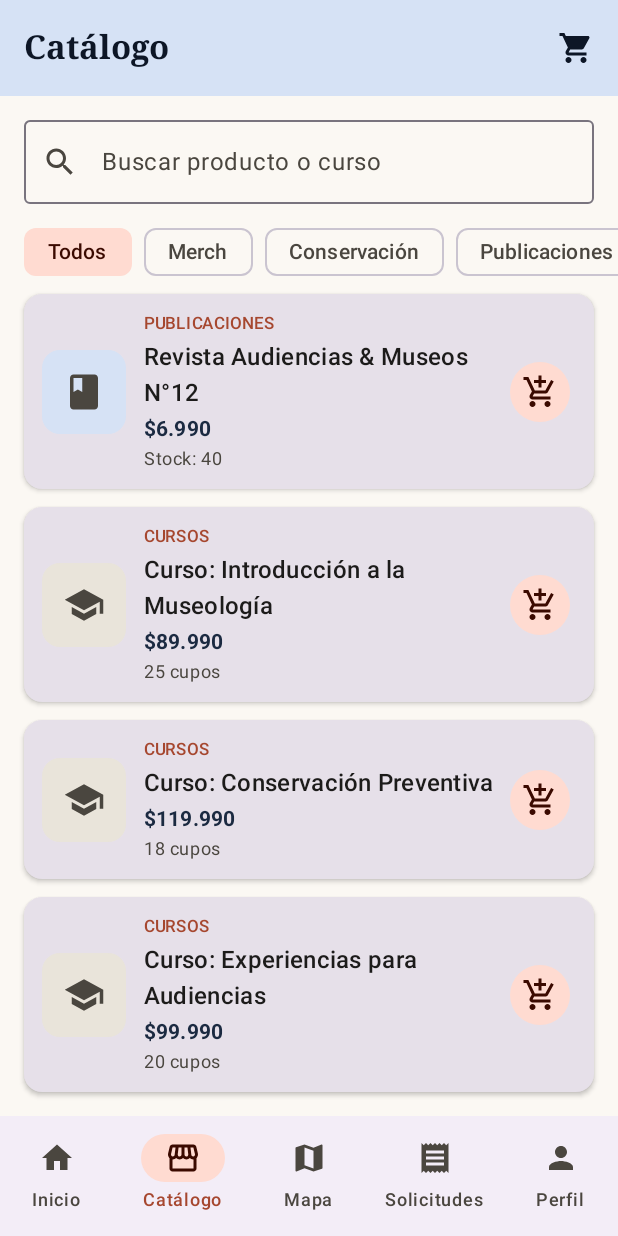
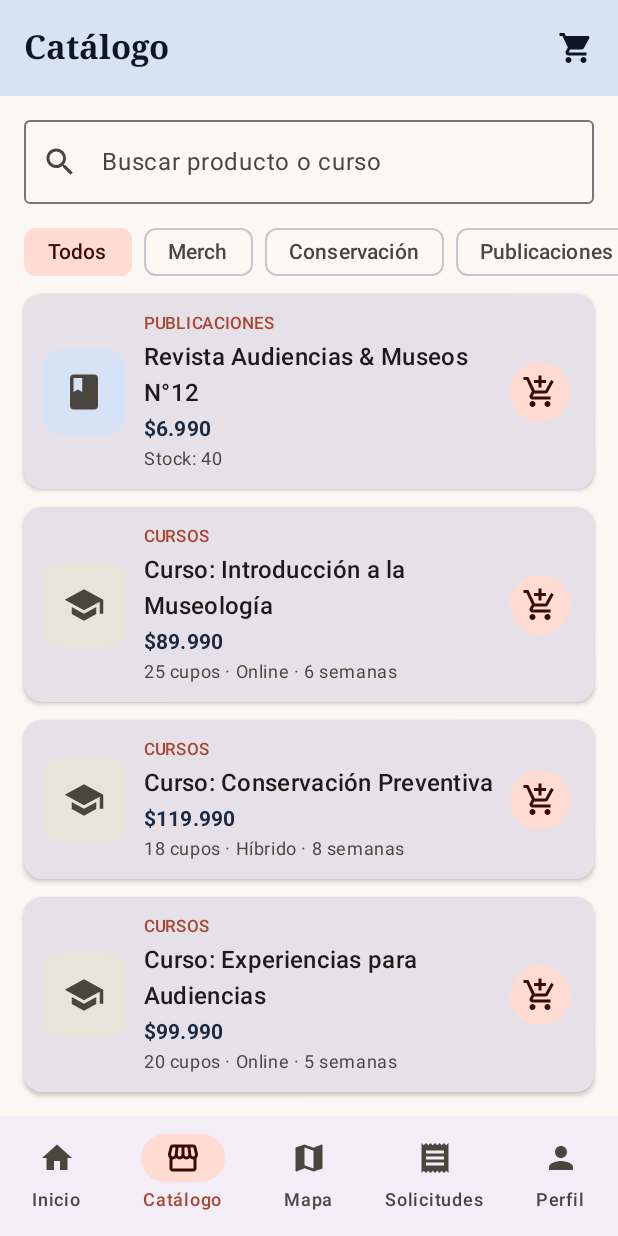
Before and after one commit to Sajnovich/AppMuseo, an Android app built with Jetpack Compose: the CatalogoScreen screen opened through its navigation route, scrolled down 1004 dp, on a phone screen of 412 x 824 dp. Run offline under Robolectric (Android 15) with nearby library versions, the phone set to English and light mode, and no system bars; our stand-ins replace Room's generated code, window size class.

Commit message:
Separé el catálogo en productos físicos y cursos usando herencia

```diff
--- a/app/src/main/java/com/example/appmuseo/model/Producto.kt
+++ b/app/src/main/java/com/example/appmuseo/model/Producto.kt
@@ -1,7 +1,16 @@
 package com.example.appmuseo.model
 
 // ─────────────────────────────────────────────────────────────────────────────
-// CATÁLOGO UNIFICADO: productos físicos y cursos viven en la misma estructura.
+// CATÁLOGO UNIFICADO con HERENCIA y POLIMORFISMO (Guía 4: POO)
+//
+//              Producto  (sealed class = clase base "cerrada")
+//              /       \
+//   ProductoFisico      Curso
+//   (se despacha)       (no se despacha, se inscribe)
+//
+// Cada tipo responde distinto a las mismas preguntas (limiteCompra, disponibilidad,
+// etiquetaAccion...). Así el resto de la app NO necesita preguntar "¿es un curso?"
+// con if: llama al método y cada objeto sabe qué hacer. Eso es polimorfismo.
 // ─────────────────────────────────────────────────────────────────────────────
 
 /**
@@ -16,23 +25,73 @@ enum class Categoria(val etiqueta: String) {
 }
 
 /**
- * Un producto o curso del catálogo.
- * "data class" = clase pensada para guardar datos (trae equals, toString y copy).
+ * Clase BASE de todo lo que se vende en la app.
+ * "sealed" = solo puede tener las subclases declaradas en este archivo, por eso un
+ * "when (producto)" sabe que las únicas opciones son ProductoFisico o Curso.
  */
-data class Producto(
-    val id: Int,
-    val nombre: String,
-    val descripcion: String,
-    val precio: Int,          // Pesos chilenos (CLP), por eso usamos Int y no Double
-    val categoria: Categoria,
-    val stock: Int,           // En los cursos representa los CUPOS disponibles
-    val pesoKg: Double,       // 0.0 en cursos, porque no se despachan
-    val codigoBarra: String,  // Código sintético que "lee" el escáner simulado
-    val destacado: Boolean = false
-) {
-    // Propiedad calculada: no se guarda, se obtiene a partir de la categoría
-    val requiereEnvio: Boolean
-        get() = categoria != Categoria.CURSO
+sealed class Producto {
+    // Propiedades comunes (cada subclase las entrega en su constructor)
+    abstract val id: Int
+    abstract val nombre: String
+    abstract val descripcion: String
+    abstract val precio: Int          // Pesos chilenos (CLP), por eso Int y no Double
+    abstract val categoria: Categoria
+    abstract val destacado: Boolean
+
+    // Comportamiento que cada subclase define a su manera (polimorfismo)
+    abstract val requiereEnvio: Boolean
+    abstract val pesoKg: Double
+
+    /** Máximo de unidades que se pueden agregar al carrito. */
+    abstract fun limiteCompra(): Int
+
+    /** Texto corto de disponibilidad para las tarjetas. */
+    abstract fun disponibilidad(): String
+
+    /** Texto del botón principal. "open" = tiene valor por defecto, pero se puede sobrescribir. */
+    open fun etiquetaAccion(): String = "Agregar al carrito"
+}
+
+/** Producto que se despacha: merch, materiales de conservación y publicaciones. */
+data class ProductoFisico(
+    override val id: Int,
+    override val nombre: String,
+    override val descripcion: String,
+    override val precio: Int,
+    override val categoria: Categoria,
+    val stock: Int,
+    override val pesoKg: Double,
+    val codigoBarra: String,          // Código sintético que "lee" el escáner simulado
+    override val destacado: Boolean = false
+) : Producto() {
+
+    init {
+        // Regla de negocio: un producto físico nunca puede ser de la categoría "Cursos"
+        require(categoria != Categoria.CURSO) { "Un producto físico no puede ser un curso" }
+    }
+
+    override val requiereEnvio: Boolean = true
+    override fun limiteCompra(): Int = stock
+    override fun disponibilidad(): String = if (stock > 0) "Stock: $stock" else "Agotado"
+}
+
+/** Curso o programa formativo: no tiene peso ni se despacha. */
+data class Curso(
+    override val id: Int,
+    override val nombre: String,
+    override val descripcion: String,
+    override val precio: Int,
+    val cupos: Int,
+    val modalidad: String,            // Online, Híbrido, Presencial
+    val semanas: Int,
+    override val destacado: Boolean = false
+) : Producto() {
+    override val categoria: Categoria = Categoria.CURSO
+    override val requiereEnvio: Boolean = false
+    override val pesoKg: Double = 0.0
+    override fun limiteCompra(): Int = 1                 // una inscripción por persona
+    override fun disponibilidad(): String = "$cupos cupos · $modalidad · $semanas semanas"
+    override fun etiquetaAccion(): String = "Inscribirme"
 }
 
 /** Una línea del carrito: qué producto y cuántas unidades. */
--- a/app/src/main/java/com/example/appmuseo/repository/CatalogoRepository.kt
+++ b/app/src/main/java/com/example/appmuseo/repository/CatalogoRepository.kt
@@ -1,7 +1,9 @@
 package com.example.appmuseo.repository
 
 import com.example.appmuseo.model.Categoria
+import com.example.appmuseo.model.Curso
 import com.example.appmuseo.model.Producto
+import com.example.appmuseo.model.ProductoFisico
 
 /**
  * "Backend simulado" del catálogo: los datos están escritos en el mismo código.
@@ -12,45 +14,49 @@ import com.example.appmuseo.model.Producto
  */
 class CatalogoRepository {
 
-    private val catalogo = listOf(
+    // listOf<Producto>: la lista guarda objetos de las DOS subclases (herencia)
+    private val catalogo: List<Producto> = listOf(
         // ── Merch ──
-        Producto(1, "Taza Museo de los Museos", "Taza de cerámica de 350 ml con el isotipo del museo.",
+        ProductoFisico(1, "Taza Museo de los Museos", "Taza de cerámica de 350 ml con el isotipo del museo.",
             8_990, Categoria.MERCH, stock = 25, pesoKg = 0.4, codigoBarra = "MDM-001", destacado = true),
-        Producto(2, "Polera algodón orgánico", "Polera unisex con ilustración de columnas clásicas.",
+        ProductoFisico(2, "Polera algodón orgánico", "Polera unisex con ilustración de columnas clásicas.",
             14_990, Categoria.MERCH, stock = 15, pesoKg = 0.3, codigoBarra = "MDM-002"),
-        Producto(3, "Tote bag ilustrada", "Bolso de tela reutilizable con mapa de museos de Iberoamérica.",
+        ProductoFisico(3, "Tote bag ilustrada", "Bolso de tela reutilizable con mapa de museos de Iberoamérica.",
             7_990, Categoria.MERCH, stock = 30, pesoKg = 0.2, codigoBarra = "MDM-003"),
 
         // ── Materiales de conservación ──
-        Producto(4, "Guantes de nitrilo (caja 100)", "Para manipulación segura de piezas y documentos.",
+        ProductoFisico(4, "Guantes de nitrilo (caja 100)", "Para manipulación segura de piezas y documentos.",
             12_990, Categoria.CONSERVACION, stock = 20, pesoKg = 0.6, codigoBarra = "MDM-004"),
-        Producto(5, "Papel libre de ácido (50 hojas)", "Papel de pH neutro para guarda de obra sobre papel.",
+        ProductoFisico(5, "Papel libre de ácido (50 hojas)", "Papel de pH neutro para guarda de obra sobre papel.",
             18_990, Categoria.CONSERVACION, stock = 12, pesoKg = 2.5, codigoBarra = "MDM-005", destacado = true),
-        Producto(6, "Caja de conservación archivística", "Caja de cartón libre de ácido para fotografías y documentos.",
+        ProductoFisico(6, "Caja de conservación archivística", "Caja de cartón libre de ácido para fotografías y documentos.",
             24_990, Categoria.CONSERVACION, stock = 8, pesoKg = 1.8, codigoBarra = "MDM-006"),
 
         // ── Publicaciones ──
-        Producto(7, "Manual de Museología Contemporánea", "Libro de referencia sobre gestión y políticas de museos.",
+        ProductoFisico(7, "Manual de Museología Contemporánea", "Libro de referencia sobre gestión y políticas de museos.",
             22_990, Categoria.PUBLICACION, stock = 10, pesoKg = 0.9, codigoBarra = "MDM-007", destacado = true),
-        Producto(8, "Guía de Mediación Cultural", "Estrategias prácticas para trabajar con distintas audiencias.",
+        ProductoFisico(8, "Guía de Mediación Cultural", "Estrategias prácticas para trabajar con distintas audiencias.",
             15_990, Categoria.PUBLICACION, stock = 14, pesoKg = 0.5, codigoBarra = "MDM-008"),
-        Producto(9, "Revista Audiencias & Museos N°12", "Investigación aplicada sobre públicos en Iberoamérica.",
+        ProductoFisico(9, "Revista Audiencias & Museos N°12", "Investigación aplicada sobre públicos en Iberoamérica.",
             6_990, Categoria.PUBLICACION, stock = 40, pesoKg = 0.3, codigoBarra = "MDM-009"),
 
-        // ── Cursos (stock = cupos, sin peso porque no se despachan) ──
-        Producto(10, "Curso: Introducción a la Museología", "Online · 6 semanas · Certificado digital.",
-            89_990, Categoria.CURSO, stock = 25, pesoKg = 0.0, codigoBarra = "MDM-010", destacado = true),
-        Producto(11, "Curso: Conservación Preventiva", "Híbrido · 8 semanas · Incluye kit de práctica.",
-            119_990, Categoria.CURSO, stock = 18, pesoKg = 0.0, codigoBarra = "MDM-011"),
-        Producto(12, "Curso: Experiencias para Audiencias", "Online · 5 semanas · Diseño de visitas y mediación.",
-            99_990, Categoria.CURSO, stock = 20, pesoKg = 0.0, codigoBarra = "MDM-012")
+        // ── Cursos (subclase Curso: tienen cupos, modalidad y duración; no tienen peso) ──
+        Curso(10, "Curso: Introducción a la Museología", "Fundamentos de la museología contemporánea. Certificado digital.",
+            89_990, cupos = 25, modalidad = "Online", semanas = 6, destacado = true),
+        Curso(11, "Curso: Conservación Preventiva", "Cuidado de colecciones. Incluye kit de práctica.",
+            119_990, cupos = 18, modalidad = "Híbrido", semanas = 8),
+        Curso(12, "Curso: Experiencias para Audiencias", "Diseño de visitas y mediación para distintos públicos.",
+            99_990, cupos = 20, modalidad = "Online", semanas = 5)
     )
 
     fun obtenerCatalogo(): List<Producto> = catalogo
 
     fun buscarPorId(id: Int): Producto? = catalogo.find { it.id == id }
 
-    /** Búsqueda usada por el escáner. ignoreCase permite escribir "mdm-001". */
-    fun buscarPorCodigo(codigo: String): Producto? =
-        catalogo.find { it.codigoBarra.equals(codigo.trim(), ignoreCase = true) }
+    /** Solo los productos que se despachan (filterIsInstance filtra por subclase). */
+    fun obtenerProductosFisicos(): List<ProductoFisico> = catalogo.filterIsInstance<ProductoFisico>()
+
+    /** Búsqueda usada por el escáner (solo los productos físicos tienen código). ignoreCase permite "mdm-001". */
+    fun buscarPorCodigo(codigo: String): ProductoFisico? =
+        obtenerProductosFisicos().find { it.codigoBarra.equals(codigo.trim(), ignoreCase = true) }
 }
--- a/app/src/main/java/com/example/appmuseo/ui/components/TarjetaProducto.kt
+++ b/app/src/main/java/com/example/appmuseo/ui/components/TarjetaProducto.kt
@@ -36,6 +36,7 @@ import androidx.compose.ui.unit.Dp
 import androidx.compose.ui.unit.dp
 import com.example.appmuseo.model.Categoria
 import com.example.appmuseo.model.Producto
+import com.example.appmuseo.model.ProductoFisico
 import com.example.appmuseo.ui.theme.MuseoTheme
 import com.example.appmuseo.utils.formatearPrecio
 
@@ -119,7 +120,7 @@ fun TarjetaProducto(
                     color = MaterialTheme.colorScheme.primary
                 )
                 Text(
-                    text = if (producto.categoria == Categoria.CURSO) "${producto.stock} cupos" else "Stock: ${producto.stock}",
+                    text = producto.disponibilidad(),   // polimorfismo: cada subclase arma su texto
                     style = MaterialTheme.typography.bodySmall,
                     color = MaterialTheme.colorScheme.onSurfaceVariant
                 )
@@ -137,7 +138,7 @@ fun TarjetaProducto(
 fun TarjetaProductoPreview() {
     MuseoTheme {
         TarjetaProducto(
-            producto = Producto(1, "Taza Museo de los Museos", "Taza de cerámica", 8_990, Categoria.MERCH, 25, 0.4, "MDM-001"),
+            producto = ProductoFisico(1, "Taza Museo de los Museos", "Taza de cerámica", 8_990, Categoria.MERCH, 25, 0.4, "MDM-001"),
             onVerDetalle = {},
             onAgregar = {}
         )
--- a/app/src/main/java/com/example/appmuseo/ui/screen/CarritoScreen.kt
+++ b/app/src/main/java/com/example/appmuseo/ui/screen/CarritoScreen.kt
@@ -35,7 +35,7 @@ import androidx.compose.ui.Modifier
 import androidx.compose.ui.text.font.FontWeight
 import androidx.compose.ui.text.style.TextOverflow
 import androidx.compose.ui.unit.dp
-import com.example.appmuseo.model.Categoria
+import com.example.appmuseo.model.Curso
 import com.example.appmuseo.model.ItemCarrito
 import com.example.appmuseo.navigation.Screen
 import com.example.appmuseo.ui.components.BarraSuperior
@@ -136,7 +136,7 @@ private fun FilaCarrito(
     onRestar: () -> Unit,
     onEliminar: () -> Unit
 ) {
-    val esCurso = item.producto.categoria == Categoria.CURSO
+    val esCurso = item.producto is Curso
 
     Card(modifier = Modifier.fillMaxWidth()) {
         Row(modifier = Modifier.padding(12.dp), verticalAlignment = Alignment.CenterVertically) {
--- a/app/src/main/java/com/example/appmuseo/viewmodel/CarritoViewModel.kt
+++ b/app/src/main/java/com/example/appmuseo/viewmodel/CarritoViewModel.kt
@@ -1,7 +1,6 @@
 package com.example.appmuseo.viewmodel
 
 import androidx.lifecycle.ViewModel
-import com.example.appmuseo.model.Categoria
 import com.example.appmuseo.model.ItemCarrito
 import com.example.appmuseo.model.Producto
 import kotlinx.coroutines.flow.MutableStateFlow
@@ -25,7 +24,8 @@ class CarritoViewModel : ViewModel() {
     fun agregar(producto: Producto): Boolean {
         val itemActual = _items.value.find { it.producto.id == producto.id }
         val cantidadActual = itemActual?.cantidad ?: 0
-        val limite = if (producto.categoria == Categoria.CURSO) 1 else producto.stock
+        // Polimorfismo: un ProductoFisico responde con su stock y un Curso con 1
+        val limite = producto.limiteCompra()
 
         if (cantidadActual >= limite) return false
 
--- a/app/src/main/java/com/example/appmuseo/viewmodel/EscanerViewModel.kt
+++ b/app/src/main/java/com/example/appmuseo/viewmodel/EscanerViewModel.kt
@@ -2,7 +2,7 @@ package com.example.appmuseo.viewmodel
 
 import android.net.Uri
 import androidx.lifecycle.ViewModel
-import com.example.appmuseo.model.Producto
+import com.example.appmuseo.model.ProductoFisico
 import com.example.appmuseo.repository.CatalogoRepository
 import kotlinx.coroutines.flow.MutableStateFlow
 import kotlinx.coroutines.flow.StateFlow
@@ -19,8 +19,9 @@ class EscanerViewModel(
     private val _fotoUri = MutableStateFlow<Uri?>(null)
     val fotoUri: StateFlow<Uri?> = _fotoUri
 
-    private val _productoDetectado = MutableStateFlow<Producto?>(null)
-    val productoDetectado: StateFlow<Producto?> = _productoDetectado
+    // Solo un ProductoFisico tiene código de barras, por eso el tipo es esa subclase
+    private val _productoDetectado = MutableStateFlow<ProductoFisico?>(null)
+    val productoDetectado: StateFlow<ProductoFisico?> = _productoDetectado
 
     private val _mensaje = MutableStateFlow<String?>(null)
     val mensaje: StateFlow<String?> = _mensaje
@@ -34,7 +35,7 @@ class EscanerViewModel(
 
     /** "Lee" el siguiente producto físico del catálogo (los cursos no tienen código impreso). */
     fun simularLectura() {
-        val productosFisicos = repositorio.obtenerCatalogo().filter { it.requiereEnvio }
+        val productosFisicos = repositorio.obtenerProductosFisicos()
         val producto = productosFisicos[indiceSimulado % productosFisicos.size]
         indiceSimulado++
         _productoDetectado.value = producto
--- a/app/src/main/java/com/example/appmuseo/viewmodel/SolicitudViewModel.kt
+++ b/app/src/main/java/com/example/appmuseo/viewmodel/SolicitudViewModel.kt
@@ -7,7 +7,7 @@ import com.example.appmuseo.data.SesionDataStore
 import com.example.appmuseo.data.local.AppDatabase
 import com.example.appmuseo.data.local.EstadoSolicitud
 import com.example.appmuseo.data.local.SolicitudEntity
-import com.example.appmuseo.model.Categoria
+import com.example.appmuseo.model.Curso
 import com.example.appmuseo.model.ItemCarrito
 import com.example.appmuseo.model.SolicitudUiState
 import com.example.appmuseo.model.TipoDestino
@@ -137,7 +137,7 @@ class SolicitudViewModel(application: Application) : AndroidViewModel(applicatio
         val subtotal = items.sumOf { it.subtotal }
         val costoEnvio = if (requiereEnvio) form.cotizacion?.costoEnvio ?: 0 else 0
 
-        val hayCursos = items.any { it.producto.categoria == Categoria.CURSO }
+        val hayCursos = items.any { it.producto is Curso }   // "is" pregunta por la subclase
         val tipo = when {
             hayCursos && !requiereEnvio -> "INSCRIPCIÓN"
             hayCursos && requiereEnvio -> "COMPRA + INSCRIPCIÓN"
```
Also changed, not shown: app/src/main/java/com/example/appmuseo/ui/screen/DetalleProductoScreen.kt (+20 -8 lines), 1 other file.
